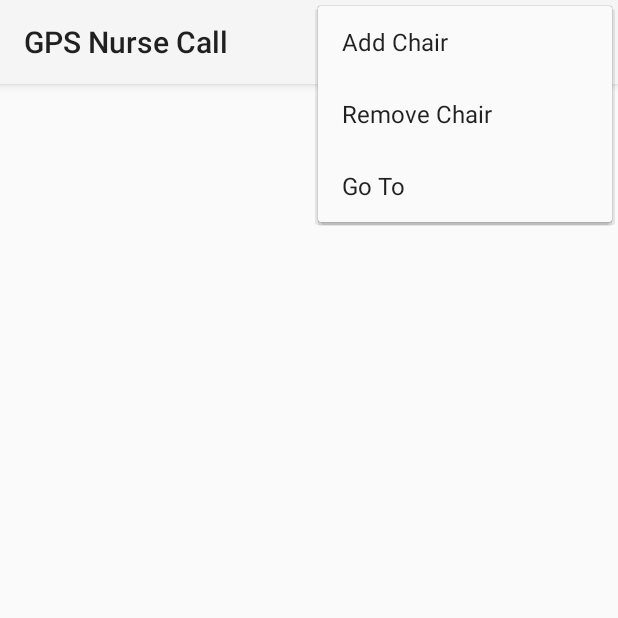
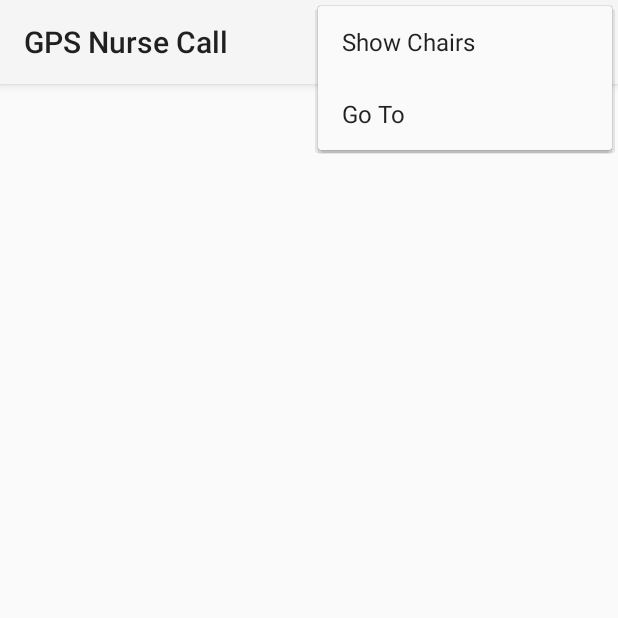
Before and after one commit to dpaster52/GPS_Nurse_Call, an Android app: the screen it shows after launch (MapsActivity), with the options menu open, on a phone screen of 412 x 824 dp, the top half of it. Run offline under Robolectric (Android 15) with nearby library versions, the phone set to English and light mode, and no system bars; 7 statements that could not run were skipped.

Commit message:
-Adding a List to be updated if messages come during routing -Added ability to view all chairs that have been activated -Removed ability to remove chairs

```diff
--- a/app/src/main/AndroidManifest.xml
+++ b/app/src/main/AndroidManifest.xml
@@ -6,6 +6,7 @@
     <uses-permission android:name="android.permission.ACCESS_NETWORK_STATE" />
     <uses-permission android:name="android.permission.WRITE_EXTERNAL_STORAGE" />
     <uses-permission android:name="com.google.android.providers.gsf.permission.READ_GSERVICES" />
+    <uses-permission android:name="android.permission.GET_TASKS"/>
     <!--
  The ACCESS_COARSE/FINE_LOCATION permissions are not required to use
          Google Maps Android API v2, but are recommended.
@@ -18,7 +19,7 @@
 
     <application
         android:allowBackup="true"
-        android:icon="@mipmap/ic_launcher"
+        android:icon="@mipmap/ic_penguin"
         android:label="@string/app_name"
         android:theme="@style/Theme.AppCompat.Light.NoActionBar"
 
--- a/app/src/main/res/menu/options_menu.xml
+++ b/app/src/main/res/menu/options_menu.xml
@@ -2,13 +2,13 @@
 <menu xmlns:android="http://schemas.android.com/apk/res/android"
     xmlns:app="http://schemas.android.com/apk/res-auto">
 
-    <item android:title="Add Chair"
-            android:id="@+id/option_Add_Chair"
+    <item android:title="Show Chairs"
+            android:id="@+id/option_Show_Chair"
             app:showAsAction="never"/>
 
-    <item android:title="Remove Chair"
+   <!-- <item android:title="Remove Chair"
         android:id="@+id/option_Remove_Chair"
-        app:showAsAction="never"/>
+        app:showAsAction="never"/>-->
     <item android:title="Go To"
         android:id="@+id/option_Go_to"
         app:showAsAction="never"/>
```
Also changed, not shown: app/src/main/java/com/example/paster52/gpsnursecall/MapsActivity.java (+37 -9 lines), app/src/main/java/com/example/paster52/gpsnursecall/SMSreceiver.java (+34 -8 lines).
